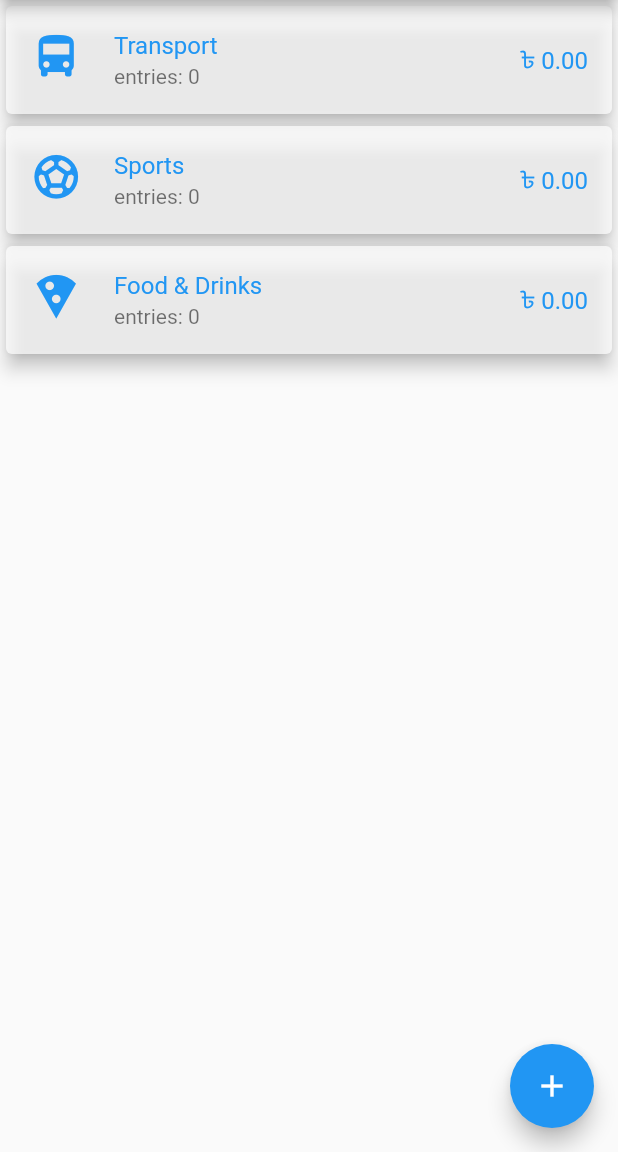
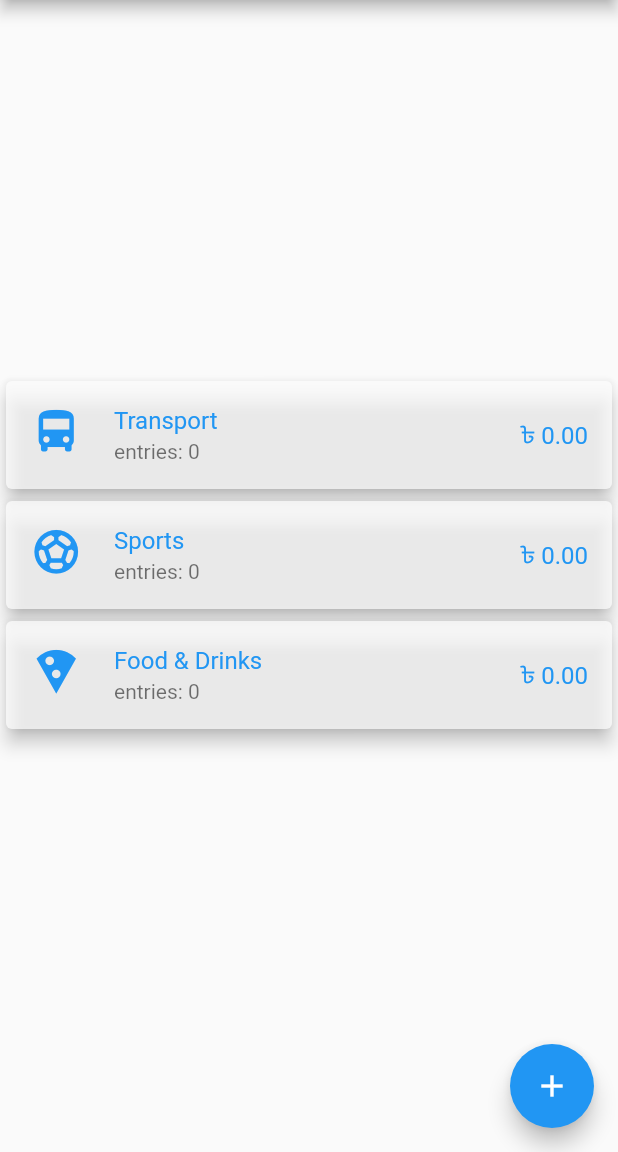
Before and after one commit to F-Reza/Expense_Tracker_App, a Flutter app: the screen it shows after launch, on a phone screen of 412 x 824 dp, the part 84-1236 px from its top. Run offline on Flutter 3.47's test engine with Material 2 defaults, Android fonts, the phone set to English and light mode, and no system bars; our stand-ins replace sqflite; accounts and stored records are empty.

Commit message:
Code Customise, All okk

```diff
--- /dev/null
+++ b/lib/widgets/all_expenses_screen/total_chart.dart
@@ -0,0 +1,15 @@
+import 'package:flutter/material.dart';
+
+class TotalChart extends StatefulWidget {
+  const TotalChart({super.key});
+
+  @override
+  State<TotalChart> createState() => _TotalChartState();
+}
+
+class _TotalChartState extends State<TotalChart> {
+  @override
+  Widget build(BuildContext context) {
+    return const Placeholder();
+  }
+}
--- a/lib/widgets/category_screen/category_fetcher.dart
+++ b/lib/widgets/category_screen/category_fetcher.dart
@@ -1,5 +1,7 @@
 
+import 'package:expense_tracker_app/models/exp_category_model.dart';
 import 'package:expense_tracker_app/pages/expens_page.dart';
+import 'package:expense_tracker_app/widgets/category_screen/category_list.dart';
 import 'package:flutter/material.dart';
 import 'package:provider/provider.dart';
 
@@ -15,6 +17,7 @@ class CategoryFetcher extends StatefulWidget {
 
 class _CategoryFetcherState extends State<CategoryFetcher> {
 
+  late Future _categoryList;
   Future _getCategoryList() async {
     final provider = Provider.of<ExpenseProvider>(context, listen: false);
     return await provider.getCategories();
@@ -22,36 +25,30 @@ class _CategoryFetcherState extends State<CategoryFetcher> {
 
   @override
   void initState() {
-    _getCategoryList();
+    _categoryList = _getCategoryList();
     super.initState();
   }
 
   @override
   Widget build(BuildContext context) {
-    return Consumer<ExpenseProvider>(
-      builder: (context, provider, _) => ListView.builder(
-          itemCount: provider.categories.length,
-          itemBuilder: (context, index) {
-            final model = provider.categories[index];
-            //print('-------$contact');
-            return Card(
-              elevation: 5,
-              color: Colors.white70,
-              child: ListTile(
-                onTap: () {
-                  Navigator.push(context,
-                    MaterialPageRoute(builder: (context) =>
-                        ExpensePage(expenseCategory: model)),
-                  );
-                },
-                leading: Icon(model.icon,size: 35,color: Colors.blue,),
-                title: Text(model.title,style: const TextStyle(fontSize: 16,color: Colors.blue)),
-                subtitle: Text('entries: ${model.entries}'),
-                trailing: Text('৳ ${model.totalAmount.toStringAsFixed(2)}',
-                    style: const TextStyle(fontSize: 16,color: Colors.blue)),
-              ),
-            );
-          }),
+    return FutureBuilder(
+        future:_categoryList,
+        builder: (context, snapshot){
+          if (snapshot.connectionState == ConnectionState.done) {
+            if (snapshot.hasError) {
+              return const Center(child: Text('Failed to fetch data'));
+            } else {
+              return Column(
+                children: [
+                  const SizedBox(height: 250,),
+                  Expanded(child: const CategoryList()),
+                ],
+              );
+            }
+          } else {
+            return const CircularProgressIndicator();
+          }
+        }
     );
   }
 }
--- /dev/null
+++ b/lib/widgets/category_screen/category_list.dart
@@ -0,0 +1,44 @@
+import 'package:flutter/material.dart';
+import 'package:provider/provider.dart';
+
+import '../../pages/expens_page.dart';
+import '../../provider/expense_provider.dart';
+
+class CategoryList extends StatelessWidget {
+  const CategoryList({super.key});
+
+  @override
+  Widget build(BuildContext context) {
+    return Consumer<ExpenseProvider>(
+      builder: (context, provider, _) {
+        var catList = provider.categories;
+        return catList.isEmpty ?
+        const Center(child: Text('isEmpty!')):
+        ListView.builder(
+          itemCount: catList.length,
+          itemBuilder: (context, i)  {
+            final model = catList[i];
+            return Card(
+              elevation: 5,
+              color: Colors.white70,
+              child: ListTile(
+                onTap: () {
+                  Navigator.push(context,
+                    MaterialPageRoute(builder: (context) =>
+                        ExpensePage(expenseCategory: model)),
+                  );
+                },
+                leading: Icon(model.icon,size: 35,color: Colors.blue,),
+                title: Text(model.title,style: const TextStyle(fontSize: 16,color: Colors.blue)),
+                subtitle: Text('entries: ${model.entries}'),
+                trailing: Text('৳ ${model.totalAmount.toStringAsFixed(2)}',
+                    style: const TextStyle(fontSize: 16,color: Colors.blue)),
+              ),
+            );
+          }
+
+        );
+      },
+    );
+  }
+}
--- a/lib/widgets/expense_screen/expense_list.dart
+++ b/lib/widgets/expense_screen/expense_list.dart
@@ -11,7 +11,7 @@ class ExpenseList extends StatelessWidget {
         builder: (context, provider, _) {
           var exList = provider.expenseList;
           return exList.isEmpty ?
-          const Center(child: Text('isEmpty')):
+          const Center(child: Text('isEmpty!')):
           ListView.builder(
             itemCount: exList.length,
             itemBuilder: (context, i) => Card(
--- a/pubspec.yaml
+++ b/pubspec.yaml
@@ -16,6 +16,7 @@ dependencies:
   url_launcher:
   intl:
   path:
+  fl_chart:
   draggable_fab:
 
 dev_dependencies:
```
Also changed, not shown: pubspec.lock.
